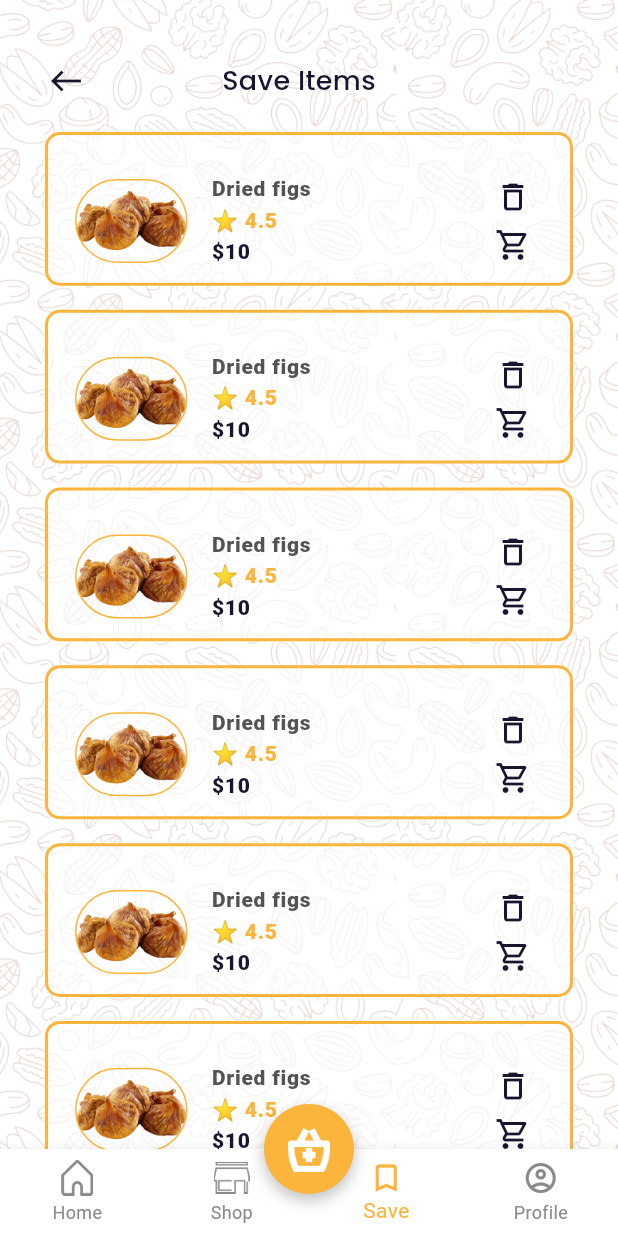
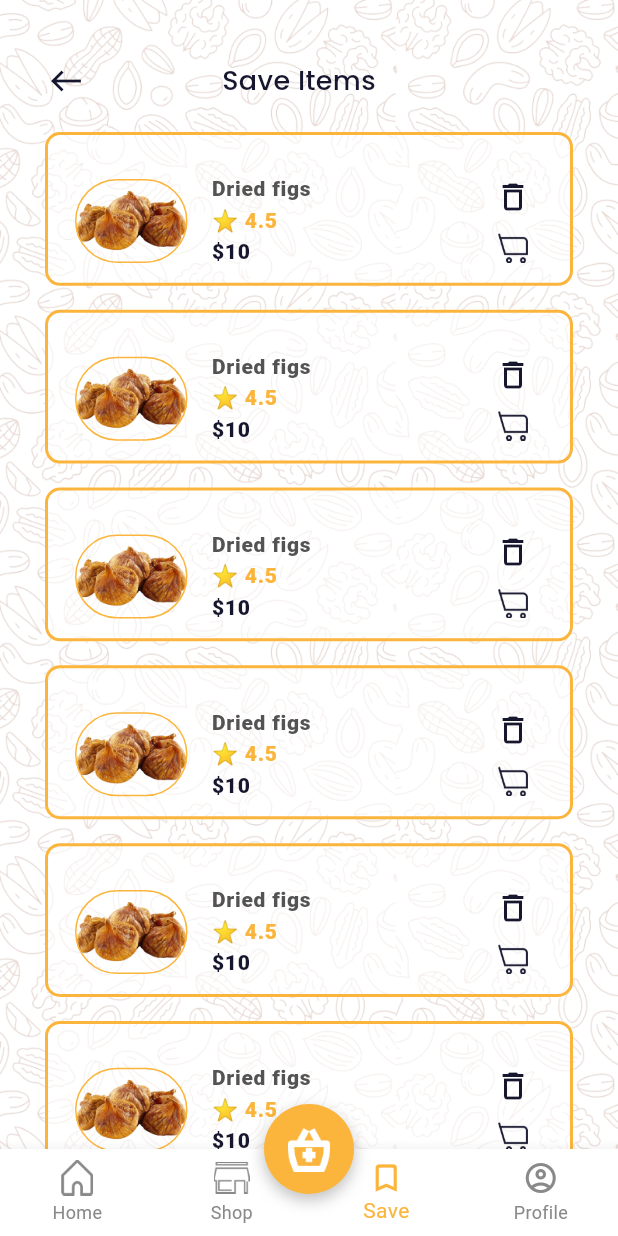
Before and after one commit to ba138/Rajasthan-Dry-Fruits, a Flutter app: the screen it shows after launch, item 3 of the bottom bar chosen, on a phone screen of 412 x 824 dp. Run offline on Flutter 3.47's test engine with Material 3 defaults, Android fonts, the phone set to English and light mode, and no system bars; our stand-ins replace carousel_slider, google_fonts, percent_indicator; network calls fail; Roboto replaces fonts that are missing (CenturyGothic).

Commit message:
changes in dashboard

```diff
--- a/lib/view/bestSellersView/best_sellers.dart
+++ b/lib/view/bestSellersView/best_sellers.dart
@@ -55,7 +55,7 @@ class BestSellers extends StatelessWidget {
                   const VerticalSpeacing(20.0),
                   GridView.count(
                     padding: const EdgeInsets.all(
-                        10.0), // Add padding around the grid
+                        5.0), // Add padding around the grid
                     shrinkWrap: true,
                     physics: const NeverScrollableScrollPhysics(),
                     crossAxisCount: 2,
--- a/lib/view/discountProdView/discount_prod_view.dart
+++ b/lib/view/discountProdView/discount_prod_view.dart
@@ -55,7 +55,7 @@ class DisCountProd extends StatelessWidget {
                   const VerticalSpeacing(20.0),
                   GridView.count(
                     padding: const EdgeInsets.all(
-                        10.0), // Add padding around the grid
+                        5.0), // Add padding around the grid
                     shrinkWrap: true,
                     physics: const NeverScrollableScrollPhysics(),
                     crossAxisCount: 2,
--- a/lib/view/popularItemsView/popularItems_view.dart
+++ b/lib/view/popularItemsView/popularItems_view.dart
@@ -55,7 +55,7 @@ class PopularItems extends StatelessWidget {
                   const VerticalSpeacing(20.0),
                   GridView.count(
                     padding: const EdgeInsets.all(
-                        10.0), // Add padding around the grid
+                        5.0), // Add padding around the grid
                     shrinkWrap: true,
                     physics: const NeverScrollableScrollPhysics(),
                     crossAxisCount: 2,
--- a/lib/view/saveView/widgets/save_list_cart.dart
+++ b/lib/view/saveView/widgets/save_list_cart.dart
@@ -91,10 +91,12 @@ class SaveListCart extends StatelessWidget {
                 ),
                 InkWell(
                   onTap: () {},
-                  child: const Icon(
-                    Icons.shopping_cart_outlined,
+                  child: const ImageIcon(
+                    AssetImage(
+                      'images/ds.png',
+                    ),
                     color: AppColor.appBarTxColor,
-                    size: 24,
+                    size: 20,
                   ),
                 ),
               ],
--- a/lib/view/shopView/shop_view.dart
+++ b/lib/view/shopView/shop_view.dart
@@ -101,7 +101,7 @@ class ShopView extends StatelessWidget {
                   ),
                   GridView.count(
                     padding: const EdgeInsets.all(
-                        10.0), // Add padding around the grid
+                        5.0), // Add padding around the grid
                     shrinkWrap: true,
                     physics: const NeverScrollableScrollPhysics(),
                     crossAxisCount: 2,
```
